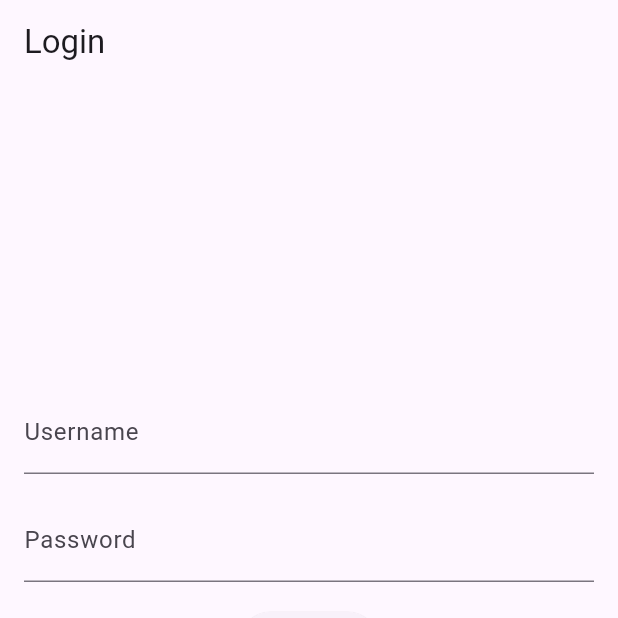
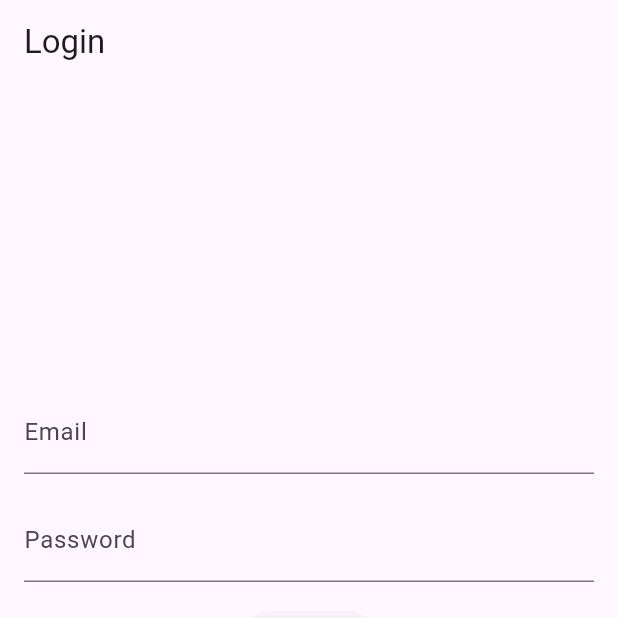
Before and after one commit to Emanuel532/Wigo, a Flutter app: the screen it shows after launch, after a tap on "Sign In", on a phone screen of 412 x 824 dp, the top half of it. Run offline on Flutter 3.47's test engine with Material 3 defaults, Android fonts, the phone set to English and light mode, and no system bars; our stand-ins replace firebase_auth, firebase_core, go_router; accounts and stored records are empty.

Commit message:
login functionality

```diff
--- a/lib/controllers/new_acc_controller.dart
+++ b/lib/controllers/account_controller.dart
@@ -1,9 +1,9 @@
 import 'package:wigo/services/authentication_service.dart';
 
-class NewAccountController {
+class AccountController {
   final AuthenticationService _authenticationService;
 
-  NewAccountController(this._authenticationService);
+  AccountController(this._authenticationService);
 
   Future<void> createNewAccount(
       {required String email,
@@ -17,4 +17,13 @@ class NewAccountController {
       throw e;
     }
   }
+
+  Future<void> signIn({required String email, required String password}) async {
+    try {
+      await _authenticationService.signInWithEmailAndPassword(
+          email: email, password: password);
+    } catch (e) {
+      throw e;
+    }
+  }
 }
--- a/lib/screens/home_screen.dart
+++ b/lib/screens/home_screen.dart
@@ -15,6 +15,7 @@ class HomeScreen extends StatelessWidget {
         children: [
           Center(
             child: Column(
+              //toDO: Add a list of trips here + design
               children: [
                 Text(
                   'Welcome to Wigo Tri Planner  ${AuthenticationUtils.currentUser?.uid} !',
--- a/lib/screens/log_in_screen.dart
+++ b/lib/screens/log_in_screen.dart
@@ -1,7 +1,14 @@
 import 'package:flutter/material.dart';
 import 'package:go_router/go_router.dart';
+import 'package:wigo/controllers/account_controller.dart';
+import 'package:wigo/services/authentication_utils.dart';
+
+import 'package:wigo/services/authentication_service.dart';
 
 class LoginScreen extends StatelessWidget {
+  TextEditingController emailController = TextEditingController();
+  TextEditingController passwordController = TextEditingController();
+
   @override
   Widget build(BuildContext context) {
     return Scaffold(
@@ -14,21 +21,43 @@ class LoginScreen extends StatelessWidget {
           mainAxisAlignment: MainAxisAlignment.center,
           children: [
             TextField(
+              controller: emailController,
               decoration: InputDecoration(
-                labelText: 'Username',
+                labelText: 'Email',
               ),
             ),
             SizedBox(height: 16.0),
             TextField(
+              controller: passwordController,
               decoration: InputDecoration(
                 labelText: 'Password',
               ),
               obscureText: true,
             ),
             SizedBox(height: 16.0),
+            //todo: ADD A loading progress indicator
             ElevatedButton(
               onPressed: () {
-                // TODO: Implement sign in logic
+                //sigin login
+                if (!emailController.text.isEmpty &&
+                    !passwordController.text.isEmpty) {
+                  AccountController(AuthenticationService())
+                      .signIn(
+                          email: emailController.text,
+                          password: passwordController.text)
+                      .then((_) {
+                    if (AuthenticationUtils.isUserAuthenticated()) {
+                      GoRouter.of(context).go('/');
+                    }
+                    ;
+                  }).catchError((err) {
+                    ScaffoldMessenger.of(context).showSnackBar(
+                      SnackBar(
+                        content: Text(err.toString()),
+                      ),
+                    );
+                  });
+                }
               },
               child: Text('Sign In'),
             ),
--- a/lib/screens/sign_up_screen.dart
+++ b/lib/screens/sign_up_screen.dart
@@ -1,6 +1,6 @@
 import 'package:flutter/material.dart';
 import 'package:go_router/go_router.dart';
-import 'package:wigo/controllers/new_acc_controller.dart';
+import 'package:wigo/controllers/account_controller.dart';
 import 'package:wigo/services/authentication_service.dart';
 
 class CreateAccountScreen extends StatelessWidget {
@@ -57,7 +57,7 @@ class CreateAccountScreen extends StatelessWidget {
                   );
                 } else {
                   // create the account
-                  NewAccountController(AuthenticationService())
+                  AccountController(AuthenticationService())
                       .createNewAccount(
                     username: usernameController.text,
                     email: emailController.text,
```
